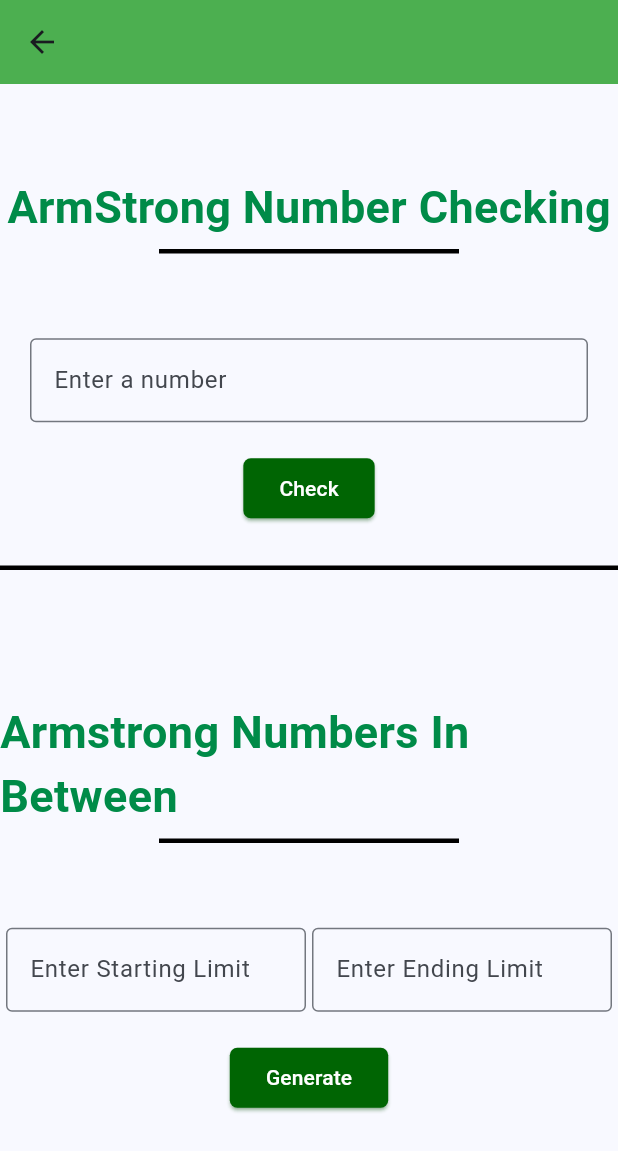
After one commit to Anandhup123/flutter_batch5, a Flutter app: the Screen10 screen opened directly, after a tap on the "arrow forward" icon, on a phone screen of 412 x 824 dp. The commit adds this screen. Shown: the top 1151 px of the screen. Run offline on Flutter 3.47's test engine with Material 3 defaults, Android fonts, the phone set to English and light mode, and no system bars.

Commit message:
Armstrong Number checking and printing armstrong number in between is done successfull on the page 10 screen11 27/09/2024

```diff
--- /dev/null
+++ b/lib/page10.dart
@@ -0,0 +1,183 @@
+import 'dart:math';
+
+import 'package:flutter/material.dart';
+
+class Screen11 extends StatefulWidget {
+  const Screen11({super.key});
+
+  @override
+  State<Screen11> createState() => _Screen11State();
+}
+
+class _Screen11State extends State<Screen11> {
+  final _number = TextEditingController();
+  final _start = TextEditingController();
+  final _end = TextEditingController();
+  String armArray = "";
+  String Solution = "";
+
+  bool isArmStrong(int value, int len) {
+    int rem = 0;
+    int temp = value;
+    int arm = 0;
+    while (value != 0) {
+      rem = value % 10;
+      arm += (pow(rem, len).toInt());
+      value = value ~/ 10;
+    }
+    return arm == temp;
+  }
+
+  @override
+  Widget build(BuildContext context) {
+    return Scaffold(
+      appBar: AppBar(
+        backgroundColor: Colors.green,
+      ),
+      body: SafeArea(
+        child: Center(
+          child: Column(
+            mainAxisAlignment: MainAxisAlignment.center,
+            children: [
+              Text(
+                "ArmStrong Number Checking",
+                style: TextStyle(
+                  color: const Color.fromARGB(255, 0, 139, 72),
+                  fontSize: 30,
+                  fontWeight: FontWeight.w600,
+                ),
+              ),
+              SizedBox(
+                width: 200,
+                child: Divider(
+                  thickness: 3,
+                  color: Colors.black,
+                ),
+              ),
+              SizedBox(
+                height: 30,
+              ),
+              Container(
+                margin: EdgeInsets.all(20),
+                child: TextField(
+                  controller: _number,
+                  decoration: InputDecoration(
+                    labelText: "Enter a number",
+                    border: OutlineInputBorder(),
+                  ),
+                ),
+              ),
+              ElevatedButton(
+                style: ElevatedButton.styleFrom(
+                  backgroundColor: const Color.fromARGB(255, 0, 101, 3),
+                  foregroundColor: Colors.white,
+                  shadowColor: Colors.green,
+                  shape: RoundedRectangleBorder(
+                    borderRadius: BorderRadius.circular(5),
+                  ),
+                ),
+                onPressed: () {
+                  int number = int.parse(_number.text);
+                  int temp = number;
+                  int rem = 0;
+                  Solution = "";
+                  int arm = 0;
+                  while (number != 0) {
+                    rem = number % 10;
+                    arm = arm + (rem * rem * rem);
+                    number = number ~/ 10;
+                  }
+                  setState(() {
+                    Solution = (arm == temp)
+                        ? "The Number $temp is a Armstrong Number"
+                        : "The Number $temp is not a Armstrong Number";
+                  });
+                },
+                child: Text("Check"),
+              ),
+              Text("$Solution"),
+              Divider(
+                thickness: 3,
+                color: Colors.black,
+              ),
+              SizedBox(
+                height: 80,
+              ),
+              Text(
+                "Armstrong Numbers In Between",
+                style: TextStyle(
+                  color: const Color.fromARGB(255, 0, 139, 72),
+                  fontSize: 30,
+                  fontWeight: FontWeight.w600,
+                ),
+              ),
+              SizedBox(
+                width: 200,
+                child: Divider(
+                  thickness: 3,
+                  color: Colors.black,
+                ),
+              ),
+              SizedBox(
+                height: 50,
+              ),
+              Row(
+                mainAxisAlignment: MainAxisAlignment.spaceEvenly,
+                children: [
+                  Container(
+                    width: 200,
+                    child: TextField(
+                      controller: _start,
+                      decoration: InputDecoration(
+                        labelText: "Enter Starting Limit",
+                        border: OutlineInputBorder(),
+                      ),
+                    ),
+                  ),
+                  Container(
+                    width: 200,
+                    child: TextField(
+                      controller: _end,
+                      decoration: InputDecoration(
+                        labelText: "Enter Ending Limit",
+                        border: OutlineInputBorder(),
+                      ),
+                    ),
+                  ),
+                ],
+              ),
+              SizedBox(
+                height: 20,
+              ),
+              ElevatedButton(
+                style: ElevatedButton.styleFrom(
+                  backgroundColor: const Color.fromARGB(255, 0, 101, 3),
+                  foregroundColor: Colors.white,
+                  shadowColor: Colors.green,
+                  shape: RoundedRectangleBorder(
+                    borderRadius: BorderRadius.circular(5),
+                  ),
+                ),
+                onPressed: () {
+                  int start = int.parse(_start.text);
+                  int end = int.parse(_end.text);
+                  armArray = "";
+                  for (int i = start; i <= end; i++) {
+                    int len = i.toString().length.toInt();
+                    if (isArmStrong(i, len)) {
+                      setState(() {
+                        armArray += "$i \n";
+                      });
+                    }
+                  }
+                },
+                child: Text("Generate"),
+              ),
+              Text("$armArray")
+            ],
+          ),
+        ),
+      ),
+    );
+  }
+}
--- a/lib/page9.dart
+++ b/lib/page9.dart
@@ -1,4 +1,5 @@
 import 'package:flutter/material.dart';
+import 'package:flutter_batch5/page10.dart';
 
 class Screen10 extends StatefulWidget {
   const Screen10({super.key});
@@ -18,6 +19,18 @@ class _Screen10State extends State<Screen10> {
   Widget build(BuildContext context) {
     return Scaffold(
       appBar: AppBar(
+        actions: [
+          IconButton(
+            onPressed: () {
+              Navigator.of(context).push(
+                MaterialPageRoute(
+                  builder: (context) => Screen11(),
+                ),
+              );
+            },
+            icon: Icon(Icons.arrow_forward),
+          ),
+        ],
         backgroundColor: const Color.fromARGB(255, 255, 119, 0),
       ),
       body: SafeArea(
```
